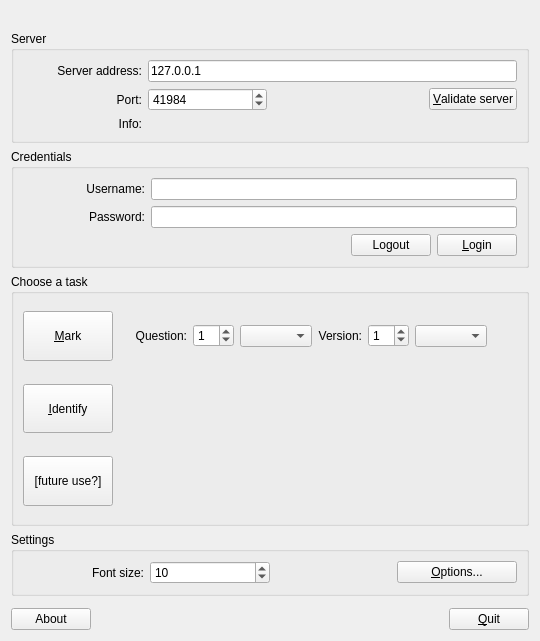
Old version of the form plom/client/ui_files/chooser.ui in the repository plomgrading/plom-client.
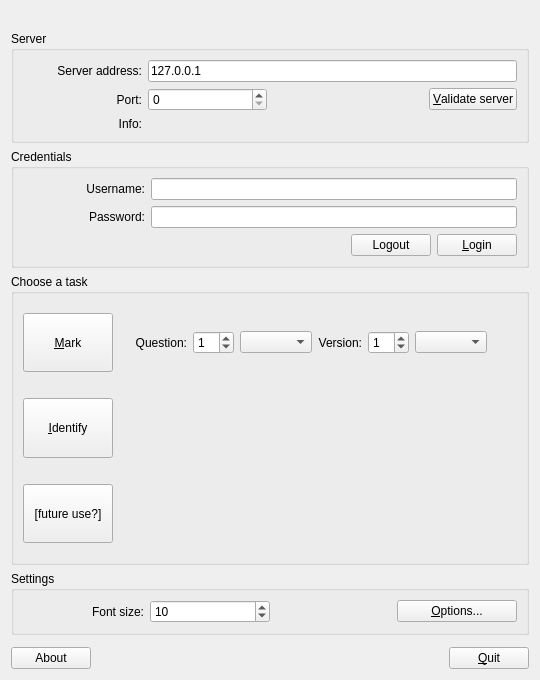
New version of the form. Icons and pictures are not drawn.

Commit message: Don't prepopulate with 41984 by default

What changed in the file:
```diff
--- a/plom/client/ui_files/chooser.ui
+++ b/plom/client/ui_files/chooser.ui
@@ -11,7 +11,7 @@
     <x>0</x>
     <y>0</y>
     <width>540</width>
-    <height>641</height>
+    <height>680</height>
    </rect>
   </property>
   <property name="windowTitle">
@@ -119,9 +119,6 @@
         <property name="maximum">
          <number>65535</number>
         </property>
-        <property name="value">
-         <number>41984</number>
-        </property>
        </widget>
       </item>
      </layout>
```
Left out of the diff: 2 changed lines with no effect on the pictures. The commit also changes 1 other file.
